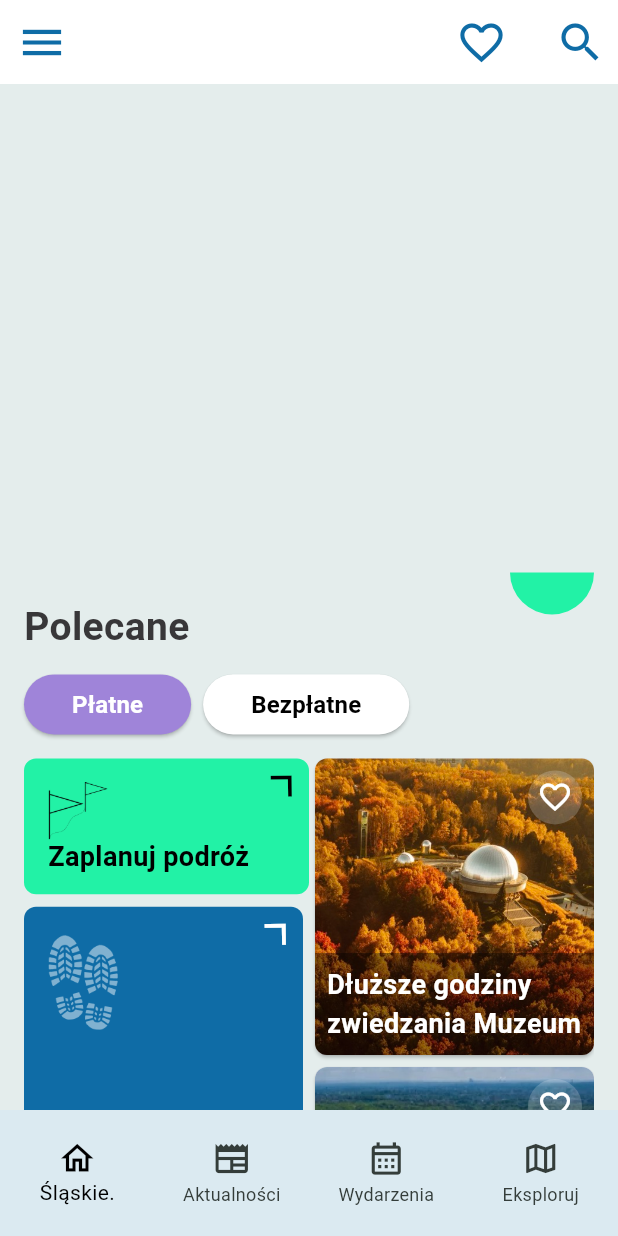
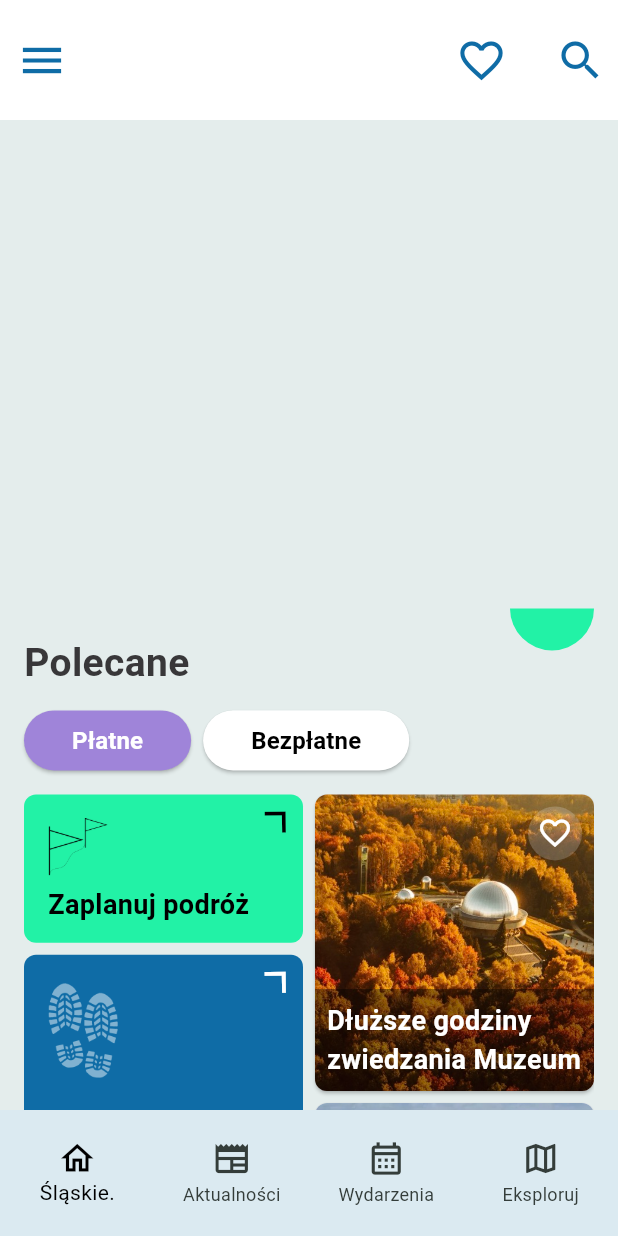
Before and after one commit to Sandra-chemist/Silesia-Guide, a Flutter app: the screen it shows after launch, on a phone screen of 412 x 824 dp. Run offline on Flutter 3.47's test engine with Material 3 defaults, Android fonts, the phone set to English and light mode, and no system bars.

Commit message:
add scroll to green container

```diff
--- a/lib/components/custom_app_bar.dart
+++ b/lib/components/custom_app_bar.dart
@@ -10,7 +10,7 @@ class CustomAppBar extends StatelessWidget implements PreferredSizeWidget {
     return AppBar(
       backgroundColor: Colors.white,
       elevation: 0,
-      // toolbarHeight: MediaQuery.of(context).size.width < 600 ? 80 : 40,
+      toolbarHeight: MediaQuery.of(context).size.width < 600 ? 80 : 100,
       leading: _buildIconButton(Icons.menu, () {}),
       actions: [
         _buildIconButton(Icons.favorite_border, () {}),
@@ -28,5 +28,5 @@ class CustomAppBar extends StatelessWidget implements PreferredSizeWidget {
   }
 
   @override
-  Size get preferredSize => const Size.fromHeight(kToolbarHeight);
+  Size get preferredSize => const Size.fromHeight(80);
 }
--- a/lib/components/custom_tile.dart
+++ b/lib/components/custom_tile.dart
@@ -161,11 +161,6 @@ class GreenTile extends StatelessWidget {
                 imageHeight: imageHeight,
               ),
             ),
-            Expanded(
-              child: Container(
-                color: Colors.transparent,
-              ),
-            ),
           ],
         ),
       ],
--- a/lib/screens/home_screen.dart
+++ b/lib/screens/home_screen.dart
@@ -70,9 +70,6 @@ class _HomeScreenState extends State<HomeScreen> with SingleTickerProviderStateM
 
   @override
   Widget build(BuildContext context) {
-    double screenWidth = MediaQuery.of(context).size.width;
-    double height =
-        screenWidth < 600 ? MediaQuery.of(context).size.height * 0.11 : MediaQuery.of(context).size.width * 0.24;
     return Scaffold(
       body: Padding(
         padding: const EdgeInsets.symmetric(horizontal: gap16),
@@ -81,32 +78,11 @@ class _HomeScreenState extends State<HomeScreen> with SingleTickerProviderStateM
             _semiCircularButtonBuild(),
             _headerBuild(),
             _buttonsBuild(),
-            _greenContainerBuild(height),
             _galleryBuild(),
             if (scrollOffset > 100) _scrollButtonBuild()
           ],
         ),
       ),
-    );
-  }
-
-  Widget _greenContainerBuild(double height) {
-    return AnimatedBuilder(
-      animation: _textPositionAnimation,
-      builder: (context, child) {
-        return Positioned(
-          top: MediaQuery.of(context).size.height * _textPositionAnimation.value + 120,
-          left: 0,
-          right: 0,
-          child: GreenTile(
-            onTap: () {},
-            text: travelText,
-            backgroundColor: AppColors.greenColor,
-            imagePath: 'assets/flags.png',
-            height: height,
-          ),
-        );
-      },
     );
   }
 
@@ -180,10 +156,35 @@ class _HomeScreenState extends State<HomeScreen> with SingleTickerProviderStateM
     );
   }
 
+  Widget _greenContainerBuild(double height) {
+    return AnimatedBuilder(
+      animation: _textPositionAnimation,
+      builder: (context, child) {
+        return Stack(
+          children: [
+            Positioned(
+              left: 0,
+              right: 0,
+              child: GreenTile(
+                onTap: () {},
+                text: travelText,
+                backgroundColor: AppColors.greenColor,
+                imagePath: flagsImage,
+                height: height,
+              ),
+            ),
+          ],
+        );
+      },
+    );
+  }
+
   Widget _galleryBuild() {
     double screenWidth = MediaQuery.of(context).size.width;
     double height =
         screenWidth < 600 ? MediaQuery.of(context).size.height * 0.24 : MediaQuery.of(context).size.width * 0.5;
+    double greenContainerHeight =
+        screenWidth < 600 ? MediaQuery.of(context).size.height * 0.12 : MediaQuery.of(context).size.width * 0.25;
 
     return AnimatedBuilder(
       animation: _imagePositionAnimation,
@@ -204,13 +205,16 @@ class _HomeScreenState extends State<HomeScreen> with SingleTickerProviderStateM
             ),
             itemBuilder: (context, index) {
               if (index == 0) {
+                return _greenContainerBuild(greenContainerHeight);
+              }
+              if (index == 2) {
                 return Transform.translate(
-                  offset: Offset(0, height / 2),
+                  offset: Offset(0, -(height / 2)),
                   child: BlueTile(
                     onTap: () {},
                     text: trailsText,
                     backgroundColor: AppColors.blueColor,
-                    imagePath: 'assets/traces.png',
+                    imagePath: tracesImage,
                   ),
                 );
               }
@@ -230,11 +234,10 @@ class _HomeScreenState extends State<HomeScreen> with SingleTickerProviderStateM
 
               if (isInSecondColumn) {
                 return Transform.translate(
-                  offset: Offset(0, height / 2),
+                  offset: Offset(0, -(height / 2)),
                   child: item,
                 );
               }
-
               return item;
             },
             itemCount: imagePaths.length,
--- a/lib/utils/image_path.dart
+++ b/lib/utils/image_path.dart
@@ -1,4 +1,4 @@
-final List<String> imagePaths = [
+List<String> imagePaths = const [
   'assets/planetarium_medium.jpeg',
   'assets/opera_medium.jpeg',
   'assets/stadium_medium.jpeg',
@@ -8,3 +8,6 @@ final List<String> imagePaths = [
   'assets/elephant_medium.jpeg',
   'assets/carboneum_edium.jpeg',
 ];
+
+const String flagsImage = 'assets/flags.png';
+const String tracesImage = 'assets/traces.png';
```
Also changed, not shown: 1 other file.
